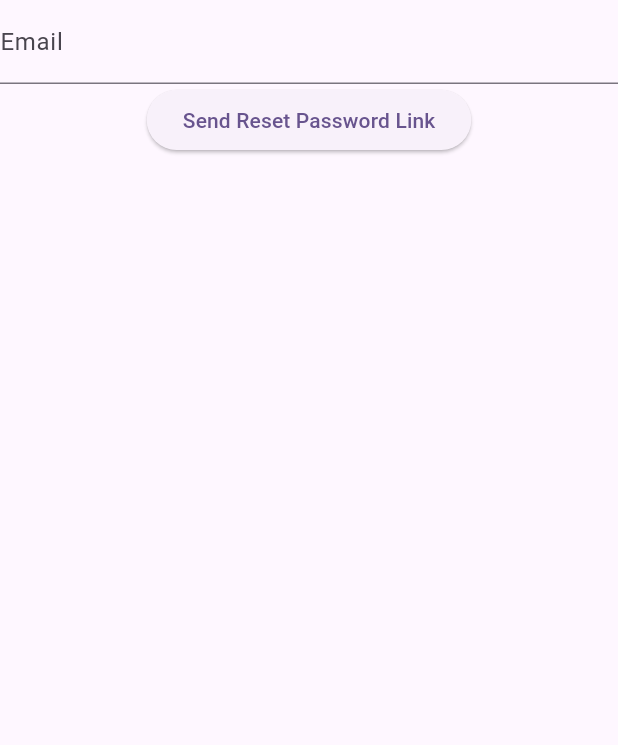
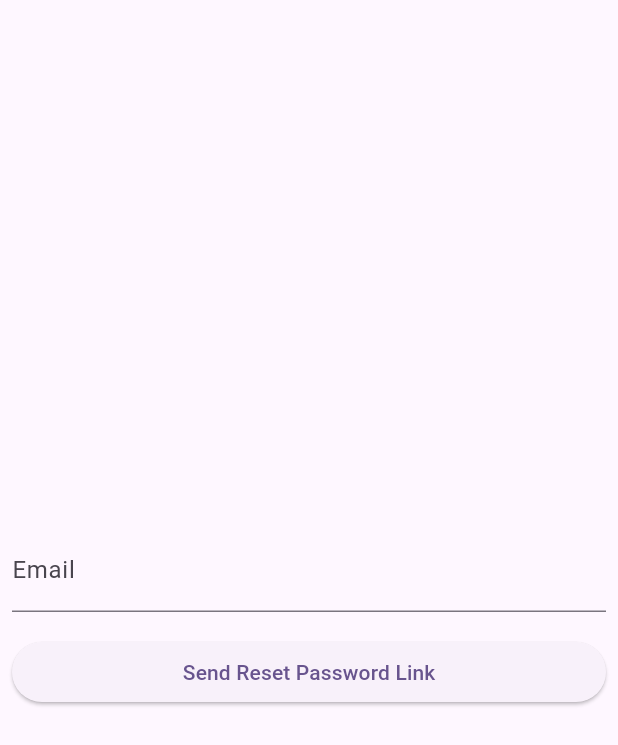
Before and after one commit to CodeOTR/cotr-examples, a Flutter app: the ForgotPassword screen opened directly, on a phone screen of 412 x 824 dp. Shown: the top 745 px of the screen. Run offline on Flutter 3.47's test engine with Material 2 defaults, Android fonts, the light colour scheme and no system bars; our stand-ins replace appwrite; statements that could not run were skipped.

Commit message:
more setup

```diff
--- a/cotr_appwrite/lib/forgot_password.dart
+++ b/cotr_appwrite/lib/forgot_password.dart
@@ -15,12 +15,17 @@ class _ForgotPasswordState extends State<ForgotPassword> {
   @override
   Widget build(BuildContext context) {
     return Scaffold(
-      body: Column(
+      body: Padding(
+        padding: const EdgeInsets.all(8.0),
+        child: Column(
+          mainAxisAlignment: MainAxisAlignment.center,
+          crossAxisAlignment: CrossAxisAlignment.stretch,
           children: [
             TextField(
               controller: emailController,
-            decoration: InputDecoration(labelText: 'Email'),
+              decoration: const InputDecoration(labelText: 'Email'),
             ),
+            const SizedBox(height: 16),
             ElevatedButton(
               onPressed: () {
                 Account(client).createRecovery(
@@ -32,6 +37,7 @@ class _ForgotPasswordState extends State<ForgotPassword> {
             ),
           ],
         ),
+      ),
     );
   }
 }
--- a/cotr_appwrite/lib/main.dart
+++ b/cotr_appwrite/lib/main.dart
@@ -20,6 +20,7 @@ class MyApp extends StatelessWidget {
   @override
   Widget build(BuildContext context) {
     return MaterialApp(
+      debugShowCheckedModeBanner: false,
       theme: ThemeData(
         colorScheme: ColorScheme.fromSeed(seedColor: Colors.deepPurple),
         useMaterial3: true,
```
Also changed, not shown: cotr_appwrite/lib/reset_password.dart (added, +39 -0 lines), cotr_appwrite/lib/sign_in.dart (+11 -0 lines). Lines whose indentation alone changed are shown as unchanged.
